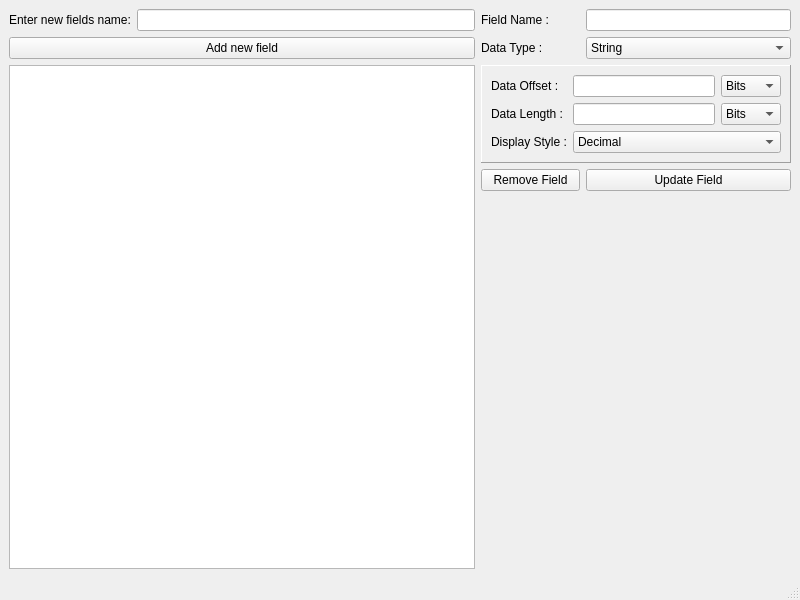
The window that ui/grammarwindow.ui (mcergun/Parsy) describes before a commit, drawn with Qt 5.
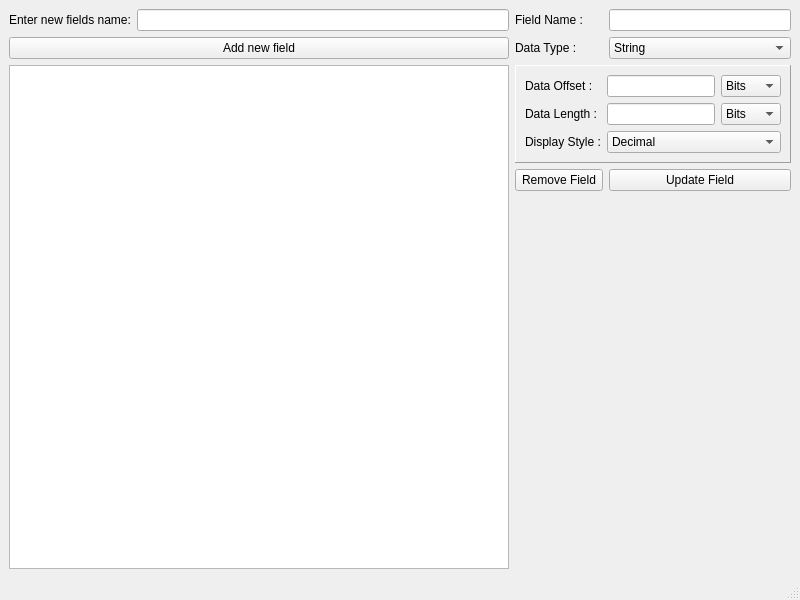
The same window after the commit.

Commit message: removed some unnecessary containers from grammar window disabled main window initialization

```diff
--- a/ui/grammarwindow.ui
+++ b/ui/grammarwindow.ui
@@ -14,69 +14,8 @@
    <string>MainWindow</string>
   </property>
   <widget class="QWidget" name="centralwidget">
-   <layout class="QVBoxLayout" name="verticalLayout">
-    <item>
-     <layout class="QHBoxLayout" name="horizontalLayout" stretch="3,2">
-      <property name="sizeConstraint">
-       <enum>QLayout::SetMaximumSize</enum>
-      </property>
-      <item>
-       <layout class="QVBoxLayout" name="verticalLayout_2" stretch="0,0">
-        <item>
-         <layout class="QFormLayout" name="formLayout">
-          <item row="0" column="1">
-           <widget class="QLineEdit" name="tbNewFieldName"/>
-          </item>
-          <item row="0" column="0">
-           <widget class="QLabel" name="label_3">
-            <property name="text">
-             <string>Enter new fields name:</string>
-            </property>
-           </widget>
-          </item>
-          <item row="1" column="0" colspan="2">
-           <widget class="QPushButton" name="btnNewField">
-            <property name="text">
-             <string>Add new field</string>
-            </property>
-           </widget>
-          </item>
-         </layout>
-        </item>
-        <item>
-         <widget class="QTableView" name="tvEntries">
-          <property name="font">
-           <font>
-            <family>Consolas</family>
-            <pointsize>10</pointsize>
-           </font>
-          </property>
-          <property name="sizeAdjustPolicy">
-           <enum>QAbstractScrollArea::AdjustToContents</enum>
-          </property>
-          <property name="editTriggers">
-           <set>QAbstractItemView::NoEditTriggers</set>
-          </property>
-          <property name="dragDropOverwriteMode">
-           <bool>false</bool>
-          </property>
-          <property name="selectionMode">
-           <enum>QAbstractItemView::SingleSelection</enum>
-          </property>
-          <property name="selectionBehavior">
-           <enum>QAbstractItemView::SelectRows</enum>
-          </property>
-          <property name="wordWrap">
-           <bool>false</bool>
-          </property>
-          <attribute name="horizontalHeaderStretchLastSection">
-           <bool>true</bool>
-          </attribute>
-         </widget>
-        </item>
-       </layout>
-      </item>
-      <item>
+   <layout class="QGridLayout" name="gridLayout_4">
+    <item row="0" column="1" rowspan="2">
        <layout class="QGridLayout" name="gridLayout" rowstretch="0,0,0,0,0,1">
         <item row="5" column="1" colspan="3">
          <spacer name="verticalSpacer">
@@ -91,6 +30,23 @@
           </property>
          </spacer>
         </item>
+      <item row="1" column="2" colspan="2">
+       <widget class="QComboBox" name="cbEntryType">
+        <item>
+         <property name="text">
+          <string>String</string>
+         </property>
+        </item>
+        <item>
+         <property name="text">
+          <string>Numeric</string>
+         </property>
+        </item>
+       </widget>
+      </item>
+      <item row="0" column="2" colspan="2">
+       <widget class="QLineEdit" name="tbSelectedFieldName"/>
+      </item>
         <item row="2" column="1" colspan="3">
          <widget class="QStackedWidget" name="stackedWidget">
           <property name="frameShape">
@@ -229,13 +185,6 @@
           </property>
          </widget>
         </item>
-        <item row="4" column="2" colspan="2">
-         <widget class="QPushButton" name="btnUpdateField">
-          <property name="text">
-           <string>Update Field</string>
-          </property>
-         </widget>
-        </item>
         <item row="4" column="1">
          <widget class="QPushButton" name="btnRemoveField">
           <property name="text">
@@ -250,26 +199,66 @@
           </property>
          </widget>
         </item>
-        <item row="1" column="2" colspan="2">
-         <widget class="QComboBox" name="cbEntryType">
-          <item>
+      <item row="4" column="2" colspan="2">
+       <widget class="QPushButton" name="btnUpdateField">
            <property name="text">
-            <string>String</string>
-           </property>
-          </item>
-          <item>
+         <string>Update Field</string>
+        </property>
+       </widget>
+      </item>
+     </layout>
+    </item>
+    <item row="0" column="0">
+     <layout class="QFormLayout" name="formLayout">
+      <item row="0" column="1">
+       <widget class="QLineEdit" name="tbNewFieldName"/>
+      </item>
+      <item row="0" column="0">
+       <widget class="QLabel" name="label_3">
            <property name="text">
-            <string>Numeric</string>
-           </property>
-          </item>
-         </widget>
-        </item>
-        <item row="0" column="2" colspan="2">
-         <widget class="QLineEdit" name="tbSelectedFieldName"/>
-        </item>
-       </layout>
-      </item>
-     </layout>
+         <string>Enter new fields name:</string>
+        </property>
+       </widget>
+      </item>
+      <item row="1" column="0" colspan="2">
+       <widget class="QPushButton" name="btnNewField">
+        <property name="text">
+         <string>Add new field</string>
+        </property>
+       </widget>
+      </item>
+     </layout>
+    </item>
+    <item row="1" column="0">
+     <widget class="QTableView" name="tvEntries">
+      <property name="font">
+       <font>
+        <family>Consolas</family>
+        <pointsize>10</pointsize>
+       </font>
+      </property>
+      <property name="sizeAdjustPolicy">
+       <enum>QAbstractScrollArea::AdjustToContents</enum>
+      </property>
+      <property name="editTriggers">
+       <set>QAbstractItemView::NoEditTriggers</set>
+      </property>
+      <property name="dragDropOverwriteMode">
+       <bool>false</bool>
+      </property>
+      <property name="selectionMode">
+       <enum>QAbstractItemView::SingleSelection</enum>
+      </property>
+      <property name="selectionBehavior">
+       <enum>QAbstractItemView::SelectRows</enum>
+      </property>
+      <property name="wordWrap">
+       <bool>false</bool>
+      </property>
+      <attribute name="horizontalHeaderStretchLastSection">
+       <bool>true</bool>
+      </attribute>
+     </widget>
     </item>
    </layout>
   </widget>
```
Lines whose indentation alone changed are shown as unchanged. The commit also changes 1 other file.
